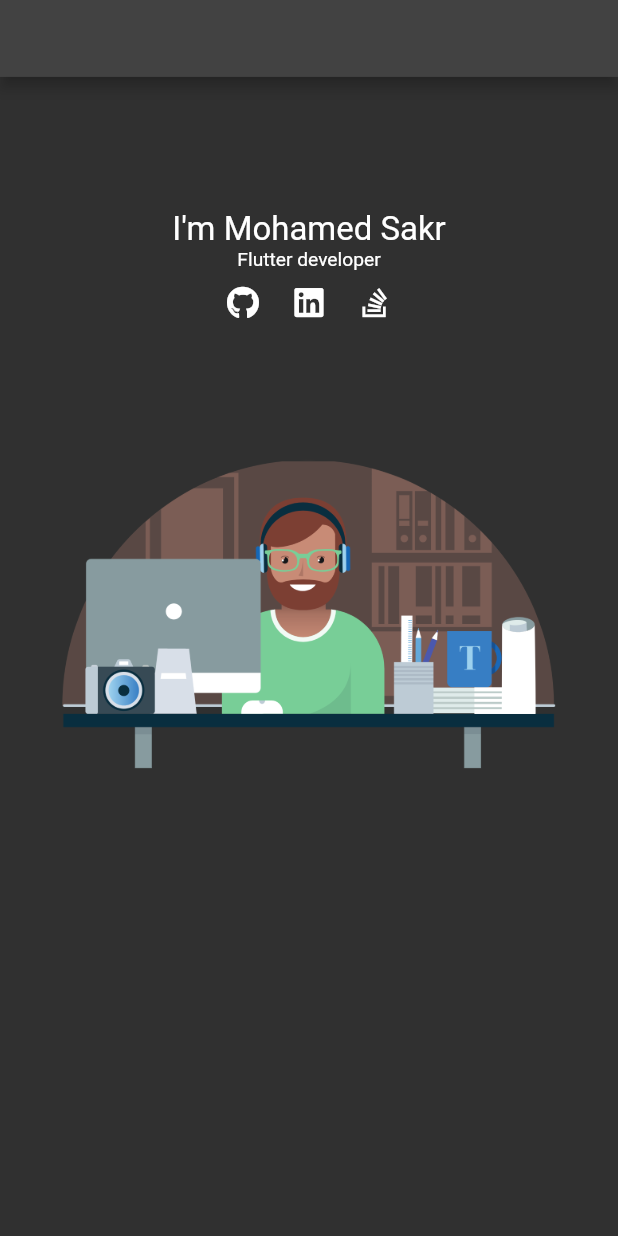
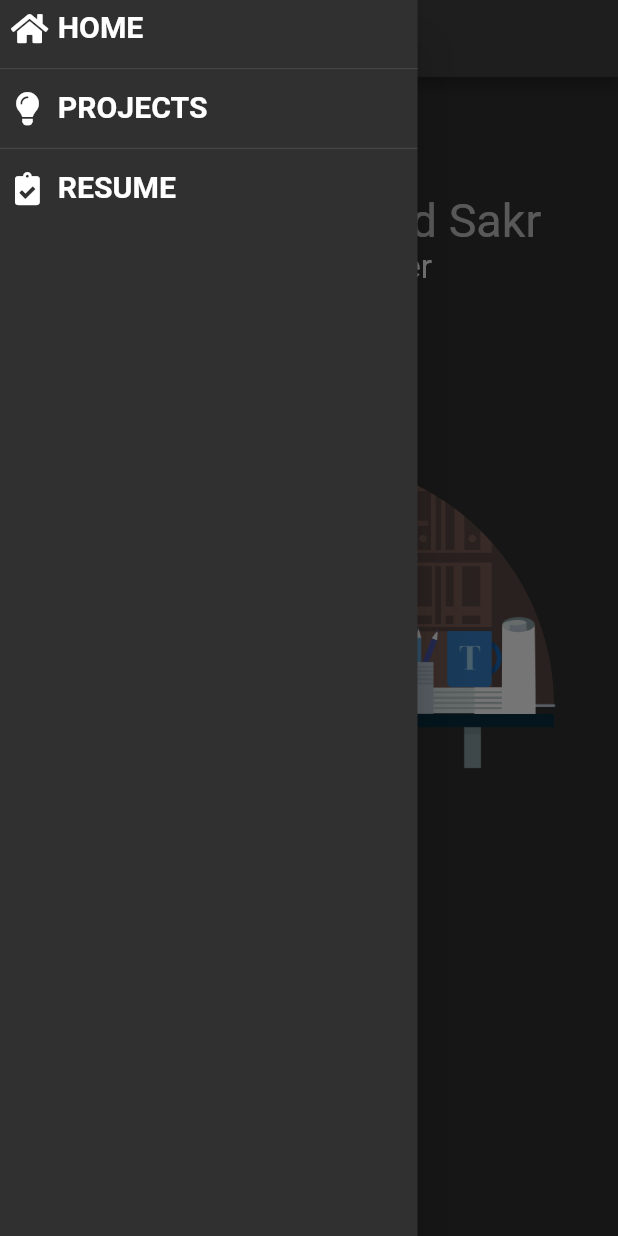
Before and after one commit to Sagr32/Portfolio, a Flutter app: the screen it shows after launch, with the side drawer open (before the commit the screen has no drawer), on a phone screen of 412 x 824 dp. Run offline on Flutter 3.47's test engine with Material 2 defaults, Android fonts, the light colour scheme and no system bars; our stand-ins replace auto_route, font_awesome_flutter, google_fonts, responsive_framework.

Commit message:
added custom drawer for mobile view

```diff
--- a/lib/constants/constants.dart
+++ b/lib/constants/constants.dart
@@ -8,5 +8,15 @@ const String kLinkedinLink = 'https://www.linkedin.com/in/mohamed-sagr/';
 const String kStackOverFlowLink =
     'https://stackoverflow.com/users/12638640/mohamed-sagr';
 
+/// dummy long text as a placeholder
 const String kLongText =
     'Lorem Ipsum is simply dummy text of the printing and typesetting industry. Lorem Ipsum has been the industry\'s standard dummy text ever since the 1500s';
+
+/// Home label
+const String kHomeLabel = 'HOME';
+
+/// Projects label
+const String kProjectsLabel = 'PROJECTS';
+
+/// Resume label
+const String kResumeLabel = 'RESUME';
--- a/lib/main.dart
+++ b/lib/main.dart
@@ -1,5 +1,5 @@
 import 'package:flutter/material.dart';
-import 'package:portfolio/router/router.gr.dart';
+import 'router/router.gr.dart';
 
 import 'package:responsive_framework/responsive_framework.dart';
 import 'package:responsive_framework/responsive_wrapper.dart';
--- a/lib/router/router.dart
+++ b/lib/router/router.dart
@@ -1,7 +1,7 @@
 import 'package:auto_route/auto_route.dart';
-import 'package:portfolio/screens/home_screen.dart';
-import 'package:portfolio/screens/projects_screen.dart';
-import 'package:portfolio/screens/resume_screen.dart';
+import '../screens/home_screen.dart';
+import '../screens/projects_screen.dart';
+import '../screens/resume_screen.dart';
 
 @MaterialAutoRouter(
   replaceInRouteName: 'Page,Route',
--- a/lib/screens/home_screen.dart
+++ b/lib/screens/home_screen.dart
@@ -1,10 +1,11 @@
 import 'package:flutter/material.dart';
 import 'package:font_awesome_flutter/font_awesome_flutter.dart';
-import 'package:portfolio/constants/constants.dart';
-import 'package:portfolio/screens/projects_screen.dart';
-import 'package:portfolio/widgets/custom_appbar.dart';
-import 'package:portfolio/widgets/menu_text_button.dart';
-import 'package:portfolio/widgets/project_card.dart';
+import '../constants/constants.dart';
+import 'projects_screen.dart';
+import '../widgets/custom_appbar.dart';
+import '../widgets/custom_drawer.dart';
+import '../widgets/menu_text_button.dart';
+import '../widgets/project_card.dart';
 import 'package:responsive_framework/responsive_framework.dart';
 import 'package:url_launcher/url_launcher.dart';
 
@@ -15,7 +16,10 @@ class HomeScreen extends StatelessWidget {
   Widget build(BuildContext context) {
     final queryData = MediaQuery.of(context);
     return Scaffold(
-      appBar: const CustomAppBar(),
+      appBar: const CustomAppBar(
+        appBarTitle: kHomeLabel,
+      ),
+      drawer: const CustomDrawer(),
       body: ListView(
         children: [
           ResponsiveRowColumn(
@@ -35,11 +39,12 @@ class HomeScreen extends StatelessWidget {
                     crossAxisAlignment: CrossAxisAlignment.center,
                     children: [
                       Text(
-                        'I\'m Mohamed Sakr',
+                        'Hi , I\'m Mohamed Sakr',
+                        style: Theme.of(context).textTheme.headline4,
+                      ),
+                      Text(
+                        'Flutter developer',
                         style: Theme.of(context).textTheme.headline5,
-                      ),
-                      const Text(
-                        'Flutter developer',
                       ),
                       Row(
                         mainAxisAlignment: MainAxisAlignment.center,
@@ -78,7 +83,7 @@ class HomeScreen extends StatelessWidget {
               ResponsiveRowColumnItem(
                 rowFlex: 1,
                 child: Image.asset(
-                  'assets/ai.png',
+                  'assets/images/ai.png',
                 ),
               ),
             ],
--- a/lib/screens/projects_screen.dart
+++ b/lib/screens/projects_screen.dart
@@ -1,5 +1,9 @@
+// ignore_for_file: prefer_const_constructors
+
 import 'package:flutter/material.dart';
+import 'package:portfolio/constants/constants.dart';
 import 'package:portfolio/widgets/custom_appbar.dart';
+import 'package:portfolio/widgets/custom_drawer.dart';
 import 'package:portfolio/widgets/project_card.dart';
 import 'package:responsive_framework/responsive_framework.dart';
 
@@ -9,17 +13,19 @@ class ProjectsScreen extends StatelessWidget {
   @override
   Widget build(BuildContext context) {
     return Scaffold(
-      appBar: const CustomAppBar(),
+      appBar: const CustomAppBar(
+        appBarTitle: kProjectsLabel,
+      ),
+      drawer: const CustomDrawer(),
       body: ListView(
         children: [
           ResponsiveRowColumn(
             rowMainAxisAlignment: MainAxisAlignment.center,
-            // rowPadding: const EdgeInsets.all(30),
-            // columnPadding: const EdgeInsets.all(30),
             layout: ResponsiveWrapper.of(context).isSmallerThan(DESKTOP)
                 ? ResponsiveRowColumnType.COLUMN
                 : ResponsiveRowColumnType.ROW,
-            children: [
+            // ignore: prefer_const_literals_to_create_immutables
+            children: <ResponsiveRowColumnItem>[
               ResponsiveRowColumnItem(
                 rowFlex: 1,
                 child: ProjectCard(),
@@ -36,12 +42,11 @@ class ProjectsScreen extends StatelessWidget {
           ),
           ResponsiveRowColumn(
             rowMainAxisAlignment: MainAxisAlignment.center,
-            // rowPadding: const EdgeInsets.all(30),
-            // columnPadding: const EdgeInsets.all(30),
             layout: ResponsiveWrapper.of(context).isSmallerThan(DESKTOP)
                 ? ResponsiveRowColumnType.COLUMN
                 : ResponsiveRowColumnType.ROW,
-            children: [
+            // ignore: prefer_const_literals_to_create_immutables
+            children: <ResponsiveRowColumnItem>[
               ResponsiveRowColumnItem(
                 rowFlex: 1,
                 child: ProjectCard(),
--- a/lib/screens/resume_screen.dart
+++ b/lib/screens/resume_screen.dart
@@ -1,5 +1,7 @@
 import 'package:flutter/material.dart';
-import 'package:portfolio/widgets/custom_appbar.dart';
+import '../constants/constants.dart';
+import '../widgets/custom_appbar.dart';
+import '../widgets/custom_drawer.dart';
 
 class ResumeScreen extends StatelessWidget {
   const ResumeScreen({Key? key}) : super(key: key);
@@ -7,10 +9,11 @@ class ResumeScreen extends StatelessWidget {
   @override
   Widget build(BuildContext context) {
     return Scaffold(
-      appBar: const CustomAppBar(),
+      appBar: const CustomAppBar(appBarTitle: kResumeLabel),
+      drawer: const CustomDrawer(),
       body: Center(
         child: Image.asset(
-          'cv.png',
+          'assets/images/cv.png',
         ),
       ),
     );
--- a/lib/widgets/custom_appbar.dart
+++ b/lib/widgets/custom_appbar.dart
@@ -1,19 +1,46 @@
 import 'package:auto_route/src/router/auto_router_x.dart';
 import 'package:flutter/material.dart';
-import 'package:portfolio/widgets/menu_text_button.dart';
+import '../constants/constants.dart';
+import 'menu_text_button.dart';
+import 'package:responsive_framework/responsive_framework.dart';
 
 class CustomAppBar extends StatelessWidget with PreferredSizeWidget {
-  const CustomAppBar({Key? key}) : super(key: key);
+  final String appBarTitle;
+  const CustomAppBar({
+    Key? key,
+    required this.appBarTitle,
+  }) : super(key: key);
 
   @override
   Widget build(BuildContext context) {
     return AppBar(
+      title: ResponsiveVisibility(
+        visible: false,
+        visibleWhen: const [
+          Condition.smallerThan(name: TABLET),
+        ],
+        child: Text(appBarTitle),
+      ),
+      centerTitle: true,
       automaticallyImplyLeading: false,
+      leading: ResponsiveVisibility(
+        visible: false,
+        visibleWhen: const [
+          Condition.smallerThan(name: TABLET),
+        ],
+        child: IconButton(
+          icon: const Icon(Icons.menu,
+              color: Colors.white), // set your color here
+          onPressed: () {
+            Scaffold.of(context).openDrawer();
+          },
+        ),
+      ),
       actions: [
         Row(
           children: [
             MenuTextButton(
-              text: 'HOME',
+              text: kHomeLabel,
               onTap: () {
                 if (context.router.routeData.name != 'HomeScreen') {
                   context.router.replaceNamed('/');
@@ -24,7 +51,7 @@ class CustomAppBar extends StatelessWidget with PreferredSizeWidget {
               width: 10,
             ),
             MenuTextButton(
-              text: 'PROJECTS',
+              text: kProjectsLabel,
               onTap: () {
                 if (context.router.current.name != 'ProjectsScreen') {
                   context.router.replaceNamed('/projects-screen');
@@ -35,7 +62,7 @@ class CustomAppBar extends StatelessWidget with PreferredSizeWidget {
               width: 10,
             ),
             MenuTextButton(
-              text: 'RESUME',
+              text: kResumeLabel,
               onTap: () {
                 if (context.router.current.name != 'ResumeScreen') {
                   context.router.replaceNamed('/resume-screen');
--- /dev/null
+++ b/lib/widgets/custom_drawer.dart
@@ -0,0 +1,118 @@
+import 'package:auto_route/src/router/auto_router_x.dart';
+import 'package:flutter/material.dart';
+import 'package:font_awesome_flutter/font_awesome_flutter.dart';
+import '../constants/constants.dart';
+import 'package:responsive_framework/responsive_framework.dart';
+
+class CustomDrawer extends StatelessWidget {
+  const CustomDrawer({Key? key}) : super(key: key);
+
+  @override
+  Widget build(BuildContext context) {
+    return ResponsiveVisibility(
+      visible: true,
+      visibleWhen: const [
+        Condition.equals(name: MOBILE),
+      ],
+      child: Drawer(
+        child: SafeArea(
+          child: Column(
+            crossAxisAlignment: CrossAxisAlignment.start,
+            children: <Widget>[
+              DrawerItem(
+                label: kHomeLabel,
+                icon: FontAwesomeIcons.home,
+                onTap: () {
+                  if (context.router.routeData.name != 'HomeScreen') {
+                    context.router.pushNamed('/');
+                  }
+                },
+              ),
+              const Divider(),
+              DrawerItem(
+                label: kProjectsLabel,
+                icon: FontAwesomeIcons.solidLightbulb,
+                onTap: () {
+                  if (context.router.current.name != 'ProjectsScreen') {
+                    context.router.pushNamed('/projects-screen');
+                  }
+                },
+              ),
+              const Divider(),
+              DrawerItem(
+                label: kResumeLabel,
+                icon: FontAwesomeIcons.clipboardCheck,
+                onTap: () {
+                  if (context.router.current.name != 'ResumeScreen') {
+                    context.router.pushNamed('/resume-screen');
+                  }
+                },
+              ),
+            ],
+          ),
+        ),
+      ),
+    );
+  }
+}
+
+class DrawerItem extends StatelessWidget {
+  final Function onTap;
+  final String label;
+  final IconData icon;
+  const DrawerItem({
+    Key? key,
+    required this.onTap,
+    required this.label,
+    required this.icon,
+  }) : super(key: key);
+
+  @override
+  Widget build(BuildContext context) {
+    return GestureDetector(
+      onTap: () {
+        onTap();
+      },
+      child: Padding(
+        padding: const EdgeInsets.all(8.0),
+        child: Row(
+          children: [
+            Icon(
+              icon,
+              color: Colors.white,
+            ),
+            const SizedBox(
+              width: 10,
+            ),
+            Text(
+              label,
+              style: const TextStyle(
+                fontSize: 22,
+                fontWeight: FontWeight.bold,
+              ),
+            )
+          ],
+        ),
+      ),
+    );
+
+    //  TextButton.icon(
+
+    //   style: ElevatedButton.styleFrom(
+    //     padding: const EdgeInsets.all(4.0),
+    //     textStyle: const TextStyle(
+    //       fontSize: 22,
+    //       fontWeight: FontWeight.bold,
+    //     ),
+    //   ),
+    //   onPressed: () {
+    //     onTap();
+    //   },
+    //   icon: Icon(
+    //     icon,
+    //     color: Colors.white,
+    //   ),
+    //   label: Text(label),
+    // );
+  }
+}
--- a/lib/widgets/menu_text_button.dart
+++ b/lib/widgets/menu_text_button.dart
@@ -16,7 +16,7 @@ class MenuTextButton extends StatelessWidget {
     return ResponsiveVisibility(
       visible: false,
       visibleWhen: const [
-        Condition.largerThan(name: TABLET),
+        Condition.largerThan(name: MOBILE),
       ],
       child: TextButton(
         style: TextButton.styleFrom(
--- a/lib/widgets/project_card.dart
+++ b/lib/widgets/project_card.dart
@@ -1,5 +1,5 @@
 import 'package:flutter/material.dart';
-import 'package:portfolio/constants/constants.dart';
+import '../constants/constants.dart';
 
 class ProjectCard extends StatelessWidget {
   const ProjectCard({Key? key}) : super(key: key);
@@ -19,8 +19,8 @@ class ProjectCard extends StatelessWidget {
             children: <Widget>[
               Expanded(
                 flex: 40,
-                child: Image.network(
-                  'assets/filmov.png',
+                child: Image.asset(
+                  'assets/images/filmov.png',
                 ),
               ),
               Expanded(
--- a/pubspec.yaml
+++ b/pubspec.yaml
@@ -54,7 +54,7 @@ flutter:
   uses-material-design: true
   # To add assets to your application, add an assets section, like this:
   assets:
-    - assets/
+    - assets/images/
 
   # An image asset can refer to one or more resolution-specific "variants", see
   # https://flutter.dev/assets-and-images/#resolution-aware.
```
Also changed, not shown: assets/images/ai.png (renamed from assets/ai.png), assets/images/cv.png (renamed from assets/cv.png), assets/images/filmov.png (renamed from assets/filmov.png).
